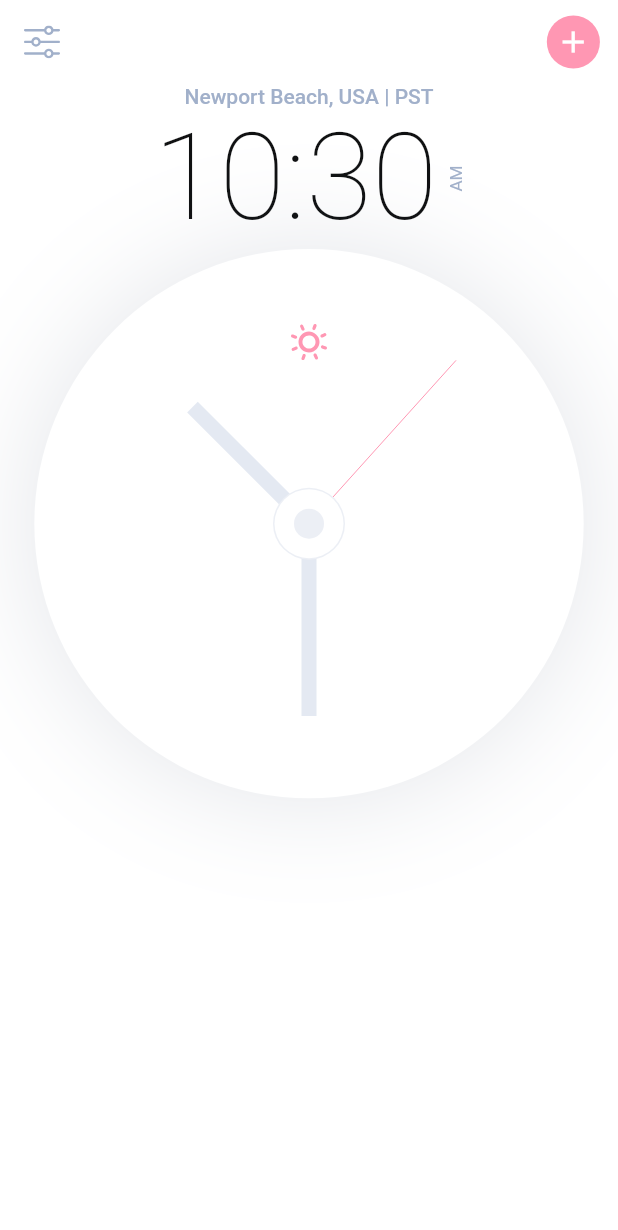
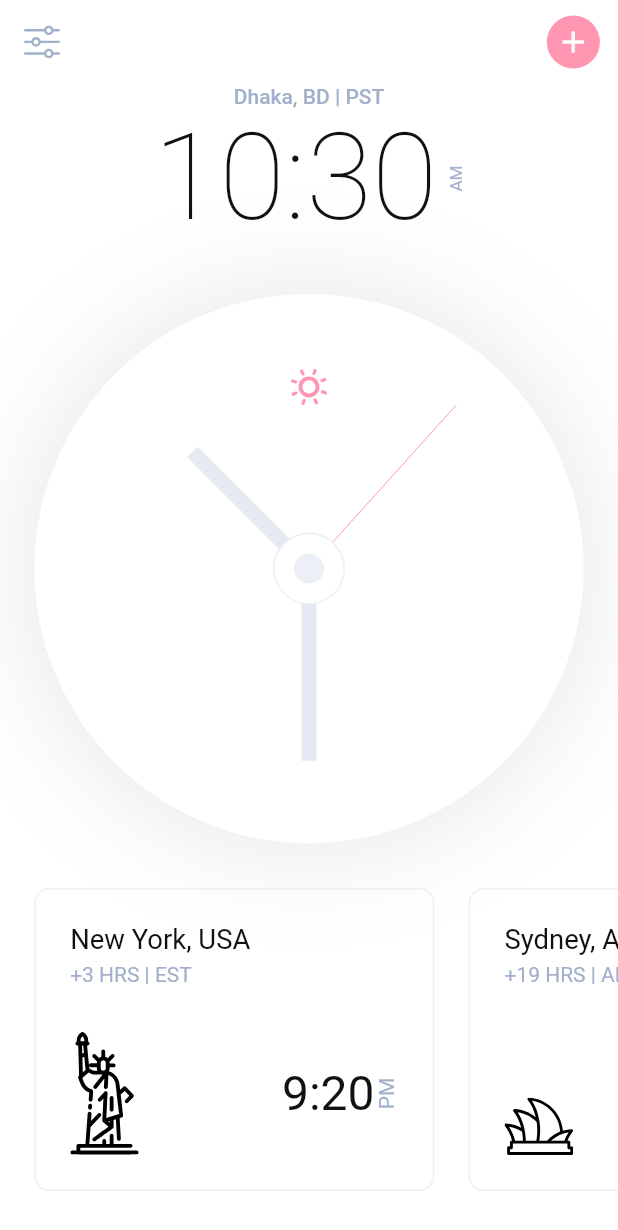
Before and after one commit to mishkatmustafid/light-dark-theme, a Flutter app: the screen it shows after launch, on a phone screen of 412 x 824 dp. Shown: the top 1230 px of the screen. Run offline on Flutter 3.47's test engine with Material 2 defaults, Android fonts, the phone set to English and light mode, and no system bars; our stand-ins replace flutter_svg, google_fonts.

Commit message:
country card completed

```diff
--- a/lib/views/components/body.dart
+++ b/lib/views/components/body.dart
@@ -1,5 +1,8 @@
 import 'package:flutter/material.dart';
+import 'package:flutter_svg/flutter_svg.dart';
+import 'package:light_dark_theme/size_config.dart';
 import 'package:light_dark_theme/views/components/clock.dart';
+import 'country_card.dart';
 import 'time_in_hour_and_minute.dart';
 
 class Body extends StatelessWidget {
@@ -7,17 +10,43 @@ class Body extends StatelessWidget {
 
   @override
   Widget build(BuildContext context) {
-    return SizedBox(
+    return SafeArea(
+      child: SizedBox(
         width: double.infinity,
         child: Column(
           children: <Widget>[
             Text(
-            "Newport Beach, USA | PST",
+              "Dhaka, BD | PST",
               style: Theme.of(context).textTheme.bodyText1,
             ),
             const TimeInHourAndMinute(),
+            const Spacer(),
             const Clock(),
+            const Spacer(),
+            SingleChildScrollView(
+              scrollDirection: Axis.horizontal,
+              child: Row(
+                children: const [
+                  CountryCard(
+                    country: "New York, USA",
+                    timeZone: "+3 HRS | EST",
+                    iconSrc: "assets/icons/Liberty.svg",
+                    period: "PM",
+                    time: "9:20",
+                  ),
+                  CountryCard(
+                    country: "Sydney, AU",
+                    timeZone: "+19 HRS | AEST",
+                    iconSrc: "assets/icons/Sydney.svg",
+                    period: "AM",
+                    time: "1:20",
+                  ),
                 ],
+              ),
+            ),
+            const Spacer(),
+          ],
+        ),
       ),
     );
   }
--- /dev/null
+++ b/lib/views/components/country_card.dart
@@ -0,0 +1,73 @@
+import 'package:flutter/material.dart';
+import 'package:flutter_svg/flutter_svg.dart';
+
+import '../../size_config.dart';
+
+class CountryCard extends StatelessWidget {
+  const CountryCard({
+    Key? key,
+    required this.country,
+    required this.timeZone,
+    required this.iconSrc,
+    required this.time,
+    required this.period,
+  }) : super(key: key);
+
+  final String country, timeZone, iconSrc, time, period;
+
+  @override
+  Widget build(BuildContext context) {
+    return Padding(
+      padding: EdgeInsets.only(left: getProportionateScreenWidth(20)),
+      child: SizedBox(
+        width: getProportionateScreenWidth(233),
+        child: AspectRatio(
+          aspectRatio: 1.32,
+          child: Container(
+            padding: EdgeInsets.all(getProportionateScreenWidth(20)),
+            decoration: BoxDecoration(
+              borderRadius: BorderRadius.circular(10),
+              border: Border.all(
+                color: Theme.of(context).primaryIconTheme.color!,
+              ),
+            ),
+            child: Column(
+              crossAxisAlignment: CrossAxisAlignment.start,
+              children: <Widget>[
+                Text(
+                  country,
+                  style: Theme.of(context).textTheme.headline4!.copyWith(
+                        fontSize: getProportionateScreenWidth(16),
+                      ),
+                ),
+                const SizedBox(
+                  height: 5,
+                ),
+                Text(timeZone),
+                const Spacer(),
+                Row(
+                  children: <Widget>[
+                    SvgPicture.asset(
+                      iconSrc,
+                      width: getProportionateScreenWidth(40),
+                      color: Theme.of(context).accentIconTheme.color!,
+                    ),
+                    const Spacer(),
+                    Text(
+                      time,
+                      style: Theme.of(context).textTheme.headline4,
+                    ),
+                    RotatedBox(
+                      quarterTurns: 3,
+                      child: Text(period),
+                    ),
+                  ],
+                ),
+              ],
+            ),
+          ),
+        ),
+      ),
+    );
+  }
+}
```
Lines whose indentation alone changed are shown as unchanged.
